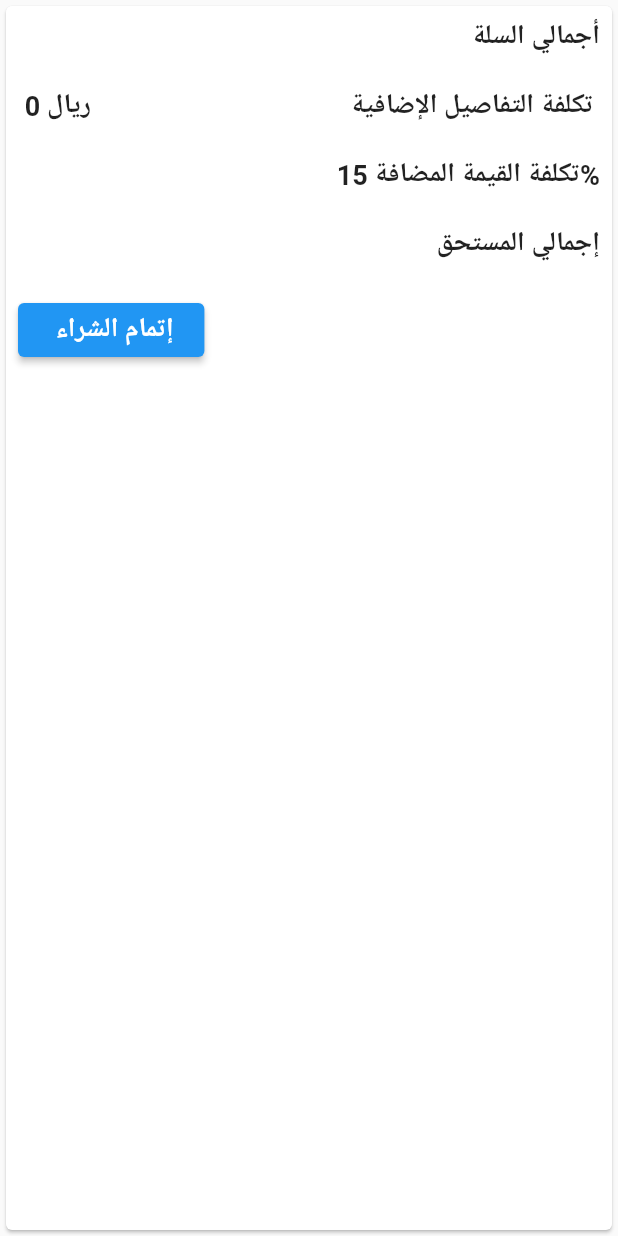
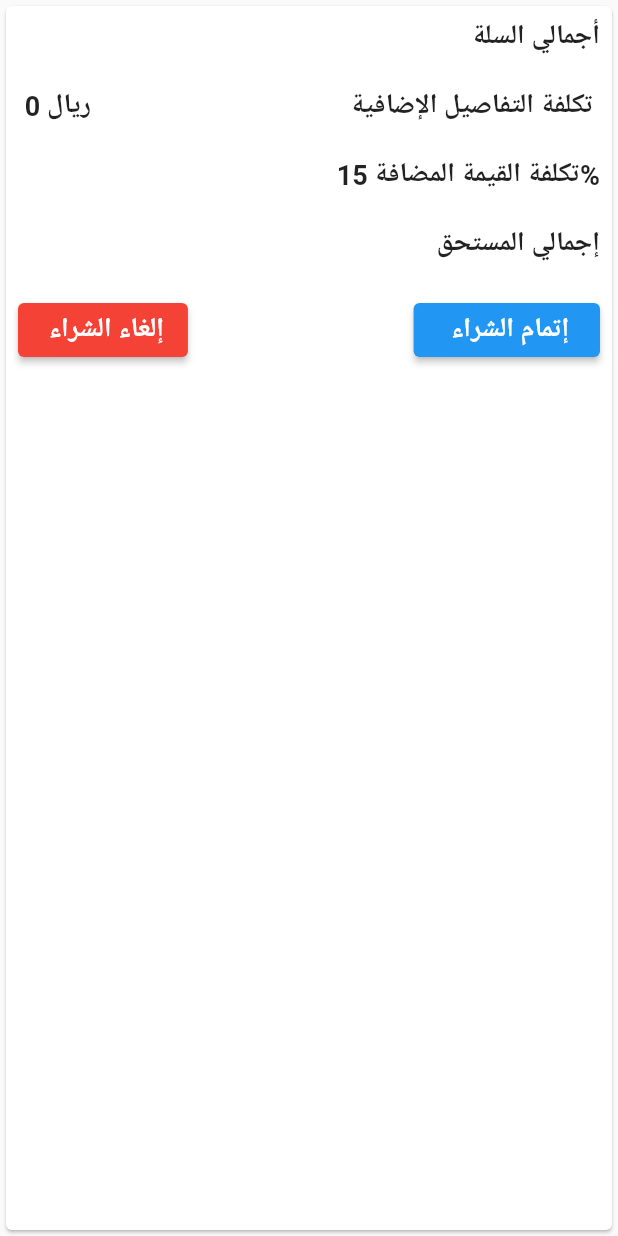
Before and after one commit to HamadAlharbi1/Final_project, a Flutter app: the PriceDetailWidget widget shown alone on an empty page, opened directly, on a phone screen of 412 x 824 dp. Run offline on Flutter 3.47's test engine with Material 2 defaults, Android fonts, the phone set to English and light mode, and no system bars; our stand-ins replace cloud_firestore, firebase_auth, firebase_core, fluttertoast; accounts and stored records are empty; network calls fail; key blocks and very long unbroken strings in the code were emptied for the run.

Commit message:
updateLOrderCancelButton

```diff
--- a/lib/combonents/PriceDetailWidget/PriceDetailWidget.dart
+++ b/lib/combonents/PriceDetailWidget/PriceDetailWidget.dart
@@ -1,4 +1,3 @@
-import 'package:flutter/cupertino.dart';
 import 'package:flutter/material.dart';
 
 class PriceDetailWidget extends StatelessWidget {
@@ -122,6 +121,19 @@ class PriceDetailWidget extends StatelessWidget {
                         children: [
                           ElevatedButton(
                             onPressed: () {},
+                            style: ButtonStyle(
+                              backgroundColor: MaterialStateProperty.all<Color>(Colors.red),
+                            ),
+                            child: const Text(
+                              ' إلغاء الشراء',
+                              style: TextStyle(
+                                fontWeight: FontWeight.bold,
+                                fontSize: 18,
+                              ),
+                            ),
+                          ),
+                          ElevatedButton(
+                            onPressed: () {},
                             child: const Text(
                               '  إتمام الشراء ',
                               style: TextStyle(
@@ -130,13 +142,13 @@ class PriceDetailWidget extends StatelessWidget {
                               ),
                             ),
                           ),
-                          const Text(
-                            '  ',
-                            style: TextStyle(
-                              fontWeight: FontWeight.bold,
-                              fontSize: 18,
-                            ),
-                          ),
+                          // const Text(
+                          //   '  ',
+                          //   style: TextStyle(
+                          //     fontWeight: FontWeight.bold,
+                          //     fontSize: 18,
+                          //   ),
+                          // ),
                         ],
                       ),
                     ),
```
Also changed, not shown: lib/pages/fill_new_maqas.dart (+12 -5 lines), lib/pages/tafseel_details/6tadrizestyle.dart (+10 -6 lines).
